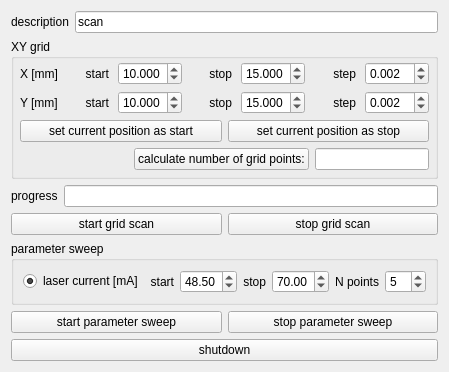
Qt form experiments/transistor_laser_scan.ui (dean-nanomol/nanomol) before a commit.
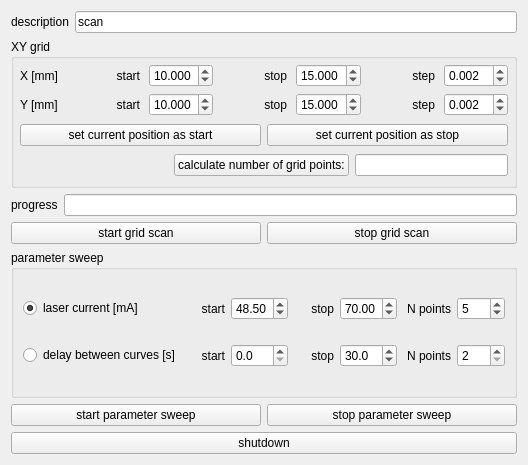
The same form after that commit.

Patch:
```diff
--- a/experiments/transistor_laser_scan.ui
+++ b/experiments/transistor_laser_scan.ui
@@ -6,8 +6,8 @@
    <rect>
     <x>0</x>
     <y>0</y>
-    <width>404</width>
-    <height>364</height>
+    <width>528</width>
+    <height>465</height>
    </rect>
   </property>
   <property name="windowTitle">
@@ -387,12 +387,12 @@
       <string>parameter sweep</string>
      </property>
      <layout class="QGridLayout" name="gridLayout_2">
-      <item row="0" column="3">
-       <layout class="QHBoxLayout" name="horizontalLayout_14">
+      <item row="0" column="1">
+       <layout class="QHBoxLayout" name="horizontalLayout_12">
         <item>
-         <widget class="QLabel" name="label_13">
+         <widget class="QLabel" name="label_11">
           <property name="text">
-           <string>N points</string>
+           <string>start</string>
           </property>
           <property name="alignment">
            <set>Qt::AlignRight|Qt::AlignTrailing|Qt::AlignVCenter</set>
@@ -400,12 +400,9 @@
          </widget>
         </item>
         <item>
-         <widget class="QSpinBox" name="param_sweep_laser_current_N_points_spinBox">
-          <property name="minimum">
-           <number>1</number>
-          </property>
+         <widget class="QDoubleSpinBox" name="param_sweep_laser_current_start_doubleSpinBox">
           <property name="value">
-           <number>5</number>
+           <double>48.500000000000000</double>
           </property>
          </widget>
         </item>
@@ -421,6 +418,30 @@
         </property>
        </widget>
       </item>
+      <item row="0" column="3">
+       <layout class="QHBoxLayout" name="horizontalLayout_14">
+        <item>
+         <widget class="QLabel" name="label_13">
+          <property name="text">
+           <string>N points</string>
+          </property>
+          <property name="alignment">
+           <set>Qt::AlignRight|Qt::AlignTrailing|Qt::AlignVCenter</set>
+          </property>
+         </widget>
+        </item>
+        <item>
+         <widget class="QSpinBox" name="param_sweep_laser_current_N_points_spinBox">
+          <property name="minimum">
+           <number>2</number>
+          </property>
+          <property name="value">
+           <number>5</number>
+          </property>
+         </widget>
+        </item>
+       </layout>
+      </item>
       <item row="0" column="2">
        <layout class="QHBoxLayout" name="horizontalLayout_13">
         <item>
@@ -442,10 +463,17 @@
         </item>
        </layout>
       </item>
-      <item row="0" column="1">
-       <layout class="QHBoxLayout" name="horizontalLayout_12">
+      <item row="1" column="0">
+       <widget class="QRadioButton" name="param_sweep_delay_curves_radioButton">
+        <property name="text">
+         <string>delay between curves [s]</string>
+        </property>
+       </widget>
+      </item>
+      <item row="1" column="1">
+       <layout class="QHBoxLayout" name="horizontalLayout_16">
         <item>
-         <widget class="QLabel" name="label_11">
+         <widget class="QLabel" name="label_14">
           <property name="text">
            <string>start</string>
           </property>
@@ -455,9 +483,60 @@
          </widget>
         </item>
         <item>
-         <widget class="QDoubleSpinBox" name="param_sweep_laser_current_start_doubleSpinBox">
+         <widget class="QDoubleSpinBox" name="param_sweep_delay_curves_start_doubleSpinBox">
+          <property name="decimals">
+           <number>1</number>
+          </property>
+          <property name="maximum">
+           <double>999.000000000000000</double>
+          </property>
+         </widget>
+        </item>
+       </layout>
+      </item>
+      <item row="1" column="2">
+       <layout class="QHBoxLayout" name="horizontalLayout_17">
+        <item>
+         <widget class="QLabel" name="label_15">
+          <property name="text">
+           <string>stop</string>
+          </property>
+          <property name="alignment">
+           <set>Qt::AlignRight|Qt::AlignTrailing|Qt::AlignVCenter</set>
+          </property>
+         </widget>
+        </item>
+        <item>
+         <widget class="QDoubleSpinBox" name="param_sweep_delay_curves_stop_doubleSpinBox">
+          <property name="decimals">
+           <number>1</number>
+          </property>
+          <property name="maximum">
+           <double>999.000000000000000</double>
+          </property>
           <property name="value">
-           <double>48.500000000000000</double>
+           <double>30.000000000000000</double>
+          </property>
+         </widget>
+        </item>
+       </layout>
+      </item>
+      <item row="1" column="3">
+       <layout class="QHBoxLayout" name="horizontalLayout_18">
+        <item>
+         <widget class="QLabel" name="label_16">
+          <property name="text">
+           <string>N points</string>
+          </property>
+          <property name="alignment">
+           <set>Qt::AlignRight|Qt::AlignTrailing|Qt::AlignVCenter</set>
+          </property>
+         </widget>
+        </item>
+        <item>
+         <widget class="QSpinBox" name="param_sweep_delay_curves_N_points_spinBox">
+          <property name="minimum">
+           <number>2</number>
           </property>
          </widget>
         </item>
```
